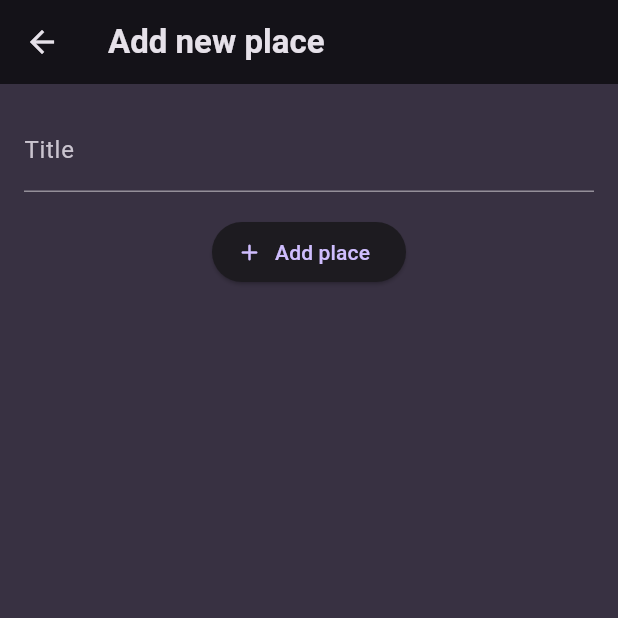
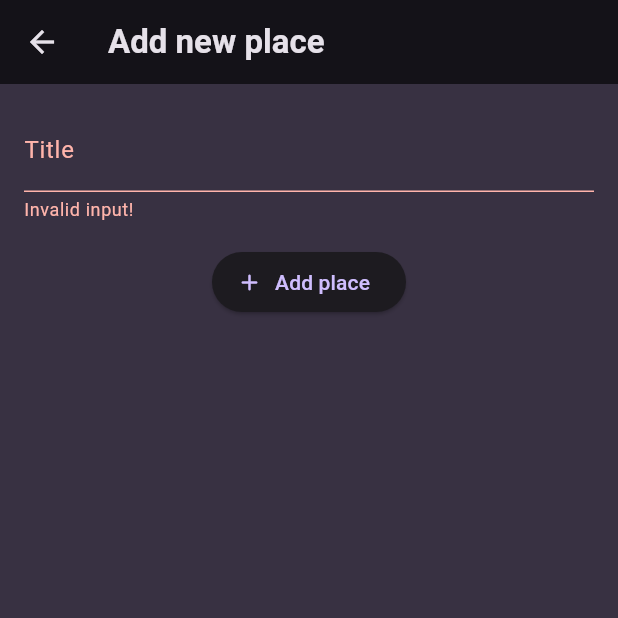
Before and after one commit to FadyFawzyOfficial/favorite_places, a Flutter app: the NewPlaceView screen opened directly, after a tap on "Add place", on a phone screen of 412 x 824 dp, the top half of it. Run offline on Flutter 3.47's test engine with Material 3 defaults, Android fonts, the phone set to English and light mode, and no system bars; our stand-ins replace flutter_riverpod, google_fonts.

Commit message:
7. Add validation to NewPlace's form with method to save valid data

```diff
--- a/lib/views/new_place_view.dart
+++ b/lib/views/new_place_view.dart
@@ -1,4 +1,6 @@
 import 'package:flutter/material.dart';
+
+import '../models/place.dart';
 
 class NewPlaceView extends StatefulWidget {
   const NewPlaceView({super.key});
@@ -9,6 +11,7 @@ class NewPlaceView extends StatefulWidget {
 
 class _NewPlaceViewState extends State<NewPlaceView> {
   final formKey = GlobalKey<FormState>();
+  var title = '';
 
   @override
   Widget build(context) {
@@ -22,10 +25,15 @@ class _NewPlaceViewState extends State<NewPlaceView> {
             children: [
               TextFormField(
                 decoration: const InputDecoration(labelText: 'Title'),
+                validator: (value) =>
+                    value == null || value.isEmpty || value.length < 2
+                        ? 'Invalid input!'
+                        : null,
+                onSaved: (value) => title = value!,
               ),
               const SizedBox(height: 16),
               ElevatedButton.icon(
-                onPressed: () {},
+                onPressed: saveItem,
                 icon: const Icon(Icons.add_rounded),
                 label: const Text('Add place'),
               ),
@@ -35,4 +43,14 @@ class _NewPlaceViewState extends State<NewPlaceView> {
       ),
     );
   }
+
+  Future<void> saveItem() async {
+    final form = formKey.currentState;
+
+    if (form != null && form.validate()) {
+      form.save();
+
+      final newPlace = Place(id: '${DateTime.now()}', title: title);
+    }
+  }
 }
```
